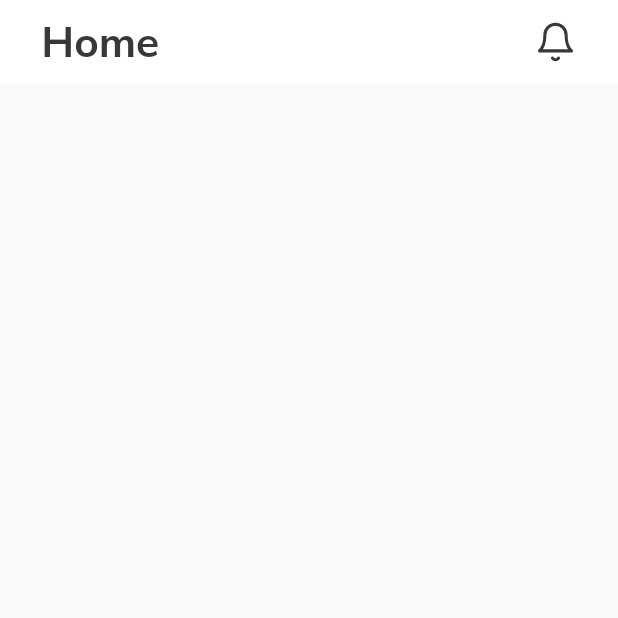
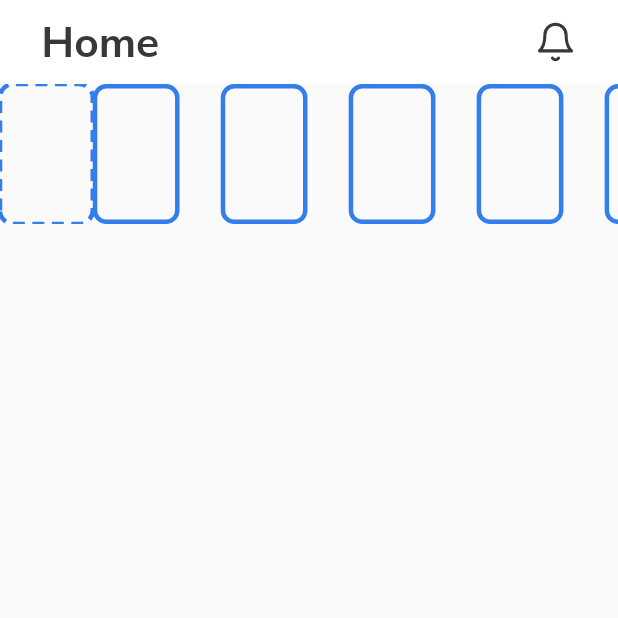
Before and after one commit to Diyorbek7/zetgram_app, a Flutter app: the screen it shows after launch, on a phone screen of 412 x 824 dp, the top half of it. Run offline on Flutter 3.47's test engine with Material 2 defaults, Android fonts, the phone set to English and light mode, and no system bars; drawn by our look-alikes of dotted_border; our stand-ins replace flutter_svg, page_transition, pinput.

```diff
--- a/lib/src/ui/menyu/home/home_screen.dart
+++ b/lib/src/ui/menyu/home/home_screen.dart
@@ -1,3 +1,4 @@
+import 'package:dotted_border/dotted_border.dart';
 import 'package:flutter/material.dart';
 import 'package:flutter_svg/flutter_svg.dart';
 import 'package:zetgram_app/src/utils/app_color/app_color.dart';
@@ -44,6 +45,56 @@ class _HomeScreenState extends State<HomeScreen> {
           ),
         ],
       ),
+      body: ListView(
+        children: [
+          SizedBox(
+            height: 92 * h,
+            child: ListView.builder(
+              itemCount: 7,
+              scrollDirection: Axis.horizontal,
+              itemBuilder: (context, index) {
+                return Column(
+                  children: [
+                    Expanded(
+                      child: index == 0
+                          ? Container(
+                            child: DottedBorder(
+                                strokeWidth: 3,
+                                dashPattern: const [8, 5],
+                                borderType: BorderType.RRect,
+                                radius: const Radius.circular(9),
+                                child: Container(
+                                  height: 57 * h,
+                                  width: 57 * h,
+                                  decoration: BoxDecoration(
+                                    borderRadius: BorderRadius.circular(9),
+                                  ),
+                                ),
+                                color: AppColor.blue,
+                              ),
+                          )
+                          : Container(
+                              height: 57 * h,
+                              width: 57 * h,
+                              margin: EdgeInsets.only(
+                                right: 25 * w,
+                              ),
+                              decoration: BoxDecoration(
+                                borderRadius: BorderRadius.circular(9),
+                                border: Border.all(
+                                  color: AppColor.blue,
+                                  width: 3,
+                                ),
+                              ),
+                            ),
+                    ),
+                  ],
+                );
+              },
+            ),
+          ),
+        ],
+      ),
     );
   }
 }
```
